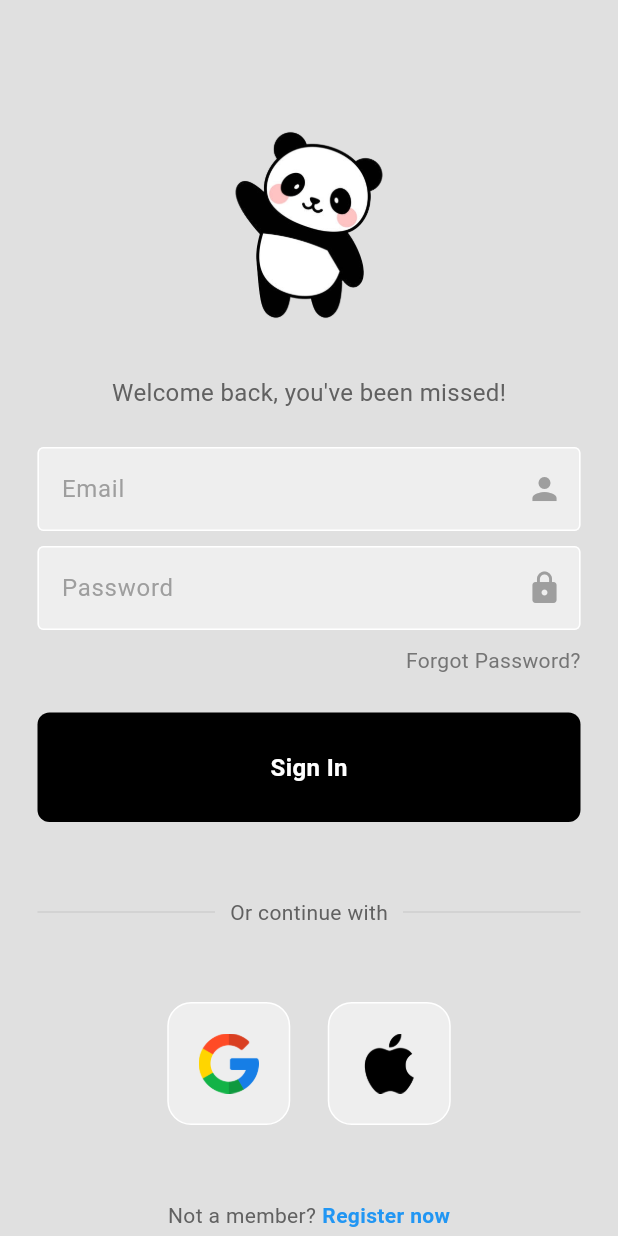
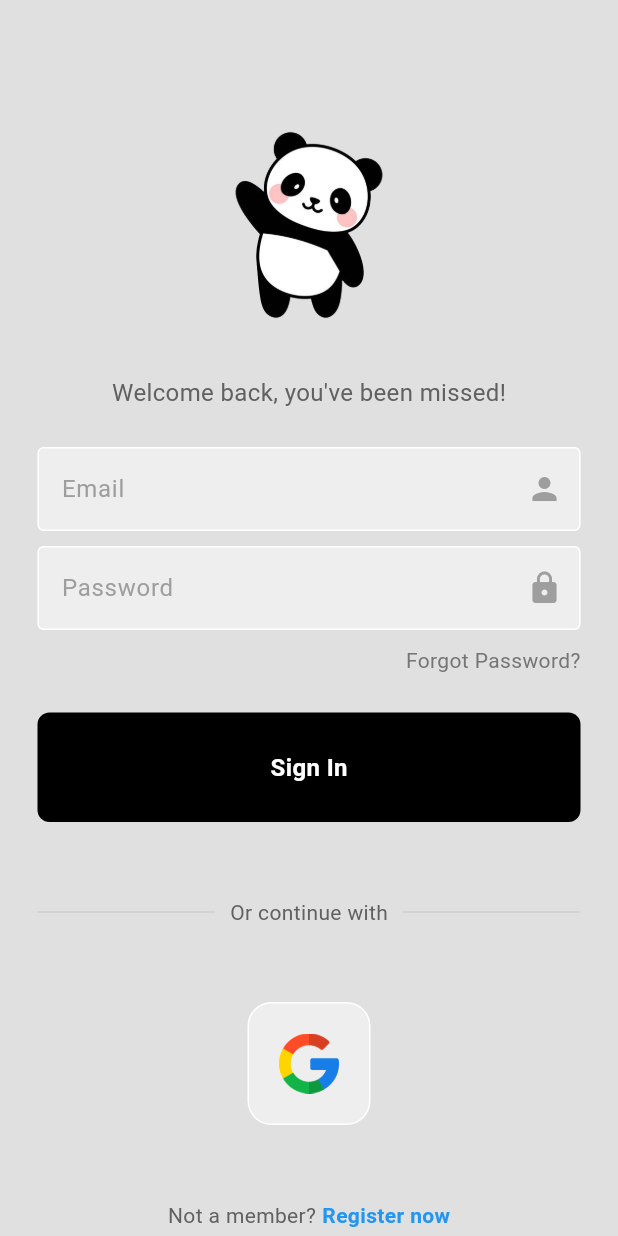
Before and after one commit to Cameron1386/pandemonium, a Flutter app: the LoginPage screen opened directly with empty values, on a phone screen of 412 x 824 dp. Run offline on Flutter 3.47's test engine with Material 3 defaults, Android fonts, the phone set to English and light mode, and no system bars; our stand-ins replace dash_chat_2, firebase_auth, firebase_core, firebase_messaging, flutter_gemini, flutter_heatmap_calendar and 5 more; accounts and stored records are empty; project files that could hold a hidden picture were left out.

```diff
--- a/lib/pages/login_pages/login_page.dart
+++ b/lib/pages/login_pages/login_page.dart
@@ -186,13 +186,9 @@ class _LoginPageState extends State<LoginPage> {
                       imagePath: 'lib/images/google.png',
                     ),
 
-                    SizedBox(width: 25),
 
                     // apple button
-                    SquareTile(
-                      onTap: () {},
-                      imagePath: 'lib/images/apple.png',
-                      )
+
                   ],
                 ),
 
```
Also changed, not shown: lib/images/apple.png (deleted).
